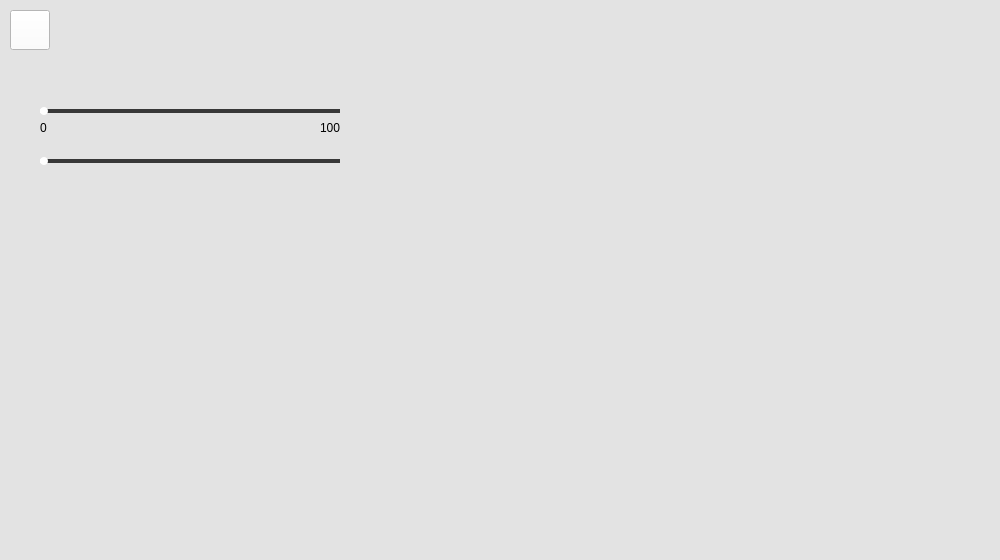
MohanChi/MusicVisualization, file MusicVisualization/src/View/CreateVideos/CreateVideoWindow.ui: the form before one commit.
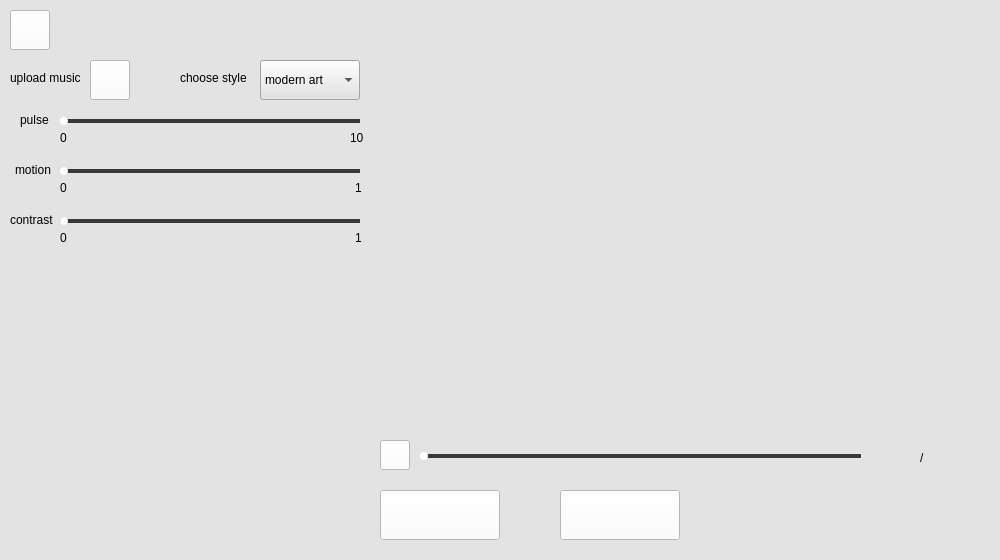
The form after the commit.

The edit to the form file:
```diff
--- a/MusicVisualization/src/View/CreateVideos/CreateVideoWindow.ui
+++ b/MusicVisualization/src/View/CreateVideos/CreateVideoWindow.ui
@@ -52,11 +52,11 @@
     </property>
     <layout class="QVBoxLayout" name="verticalLayout"/>
    </widget>
-   <widget class="QSlider" name="horizontalSlider">
+   <widget class="QSlider" name="hs_pulse_react">
     <property name="geometry">
      <rect>
-      <x>40</x>
-      <y>100</y>
+      <x>60</x>
+      <y>110</y>
       <width>300</width>
       <height>22</height>
      </rect>
@@ -99,8 +99,8 @@
    <widget class="QSlider" name="horizontalSlider_1">
     <property name="geometry">
      <rect>
-      <x>40</x>
-      <y>150</y>
+      <x>60</x>
+      <y>160</y>
       <width>300</width>
       <height>22</height>
      </rect>
@@ -143,8 +143,8 @@
    <widget class="QLabel" name="label">
     <property name="geometry">
      <rect>
-      <x>40</x>
-      <y>120</y>
+      <x>60</x>
+      <y>130</y>
       <width>21</width>
       <height>16</height>
      </rect>
@@ -156,14 +156,345 @@
    <widget class="QLabel" name="label_2">
     <property name="geometry">
      <rect>
-      <x>320</x>
-      <y>120</y>
+      <x>350</x>
+      <y>130</y>
       <width>21</width>
       <height>16</height>
      </rect>
     </property>
     <property name="text">
-     <string>100</string>
+     <string>10</string>
+    </property>
+   </widget>
+   <widget class="QLabel" name="label_3">
+    <property name="geometry">
+     <rect>
+      <x>20</x>
+      <y>112</y>
+      <width>31</width>
+      <height>16</height>
+     </rect>
+    </property>
+    <property name="text">
+     <string>pulse</string>
+    </property>
+   </widget>
+   <widget class="QLabel" name="label_4">
+    <property name="geometry">
+     <rect>
+      <x>15</x>
+      <y>160</y>
+      <width>41</width>
+      <height>20</height>
+     </rect>
+    </property>
+    <property name="text">
+     <string>motion</string>
+    </property>
+   </widget>
+   <widget class="QLabel" name="label_5">
+    <property name="geometry">
+     <rect>
+      <x>60</x>
+      <y>180</y>
+      <width>21</width>
+      <height>16</height>
+     </rect>
+    </property>
+    <property name="text">
+     <string>0</string>
+    </property>
+   </widget>
+   <widget class="QLabel" name="label_6">
+    <property name="geometry">
+     <rect>
+      <x>355</x>
+      <y>180</y>
+      <width>16</width>
+      <height>16</height>
+     </rect>
+    </property>
+    <property name="text">
+     <string>1</string>
+    </property>
+   </widget>
+   <widget class="QSlider" name="hs_contrast_strength">
+    <property name="geometry">
+     <rect>
+      <x>60</x>
+      <y>210</y>
+      <width>300</width>
+      <height>22</height>
+     </rect>
+    </property>
+    <property name="styleSheet">
+     <string notr="true">QSlider::groove:horizontal {
+background:transparent;
+}
+QSlider::handle:horizontal {
+background: rgb(255,255,255);
+width:8px;
+height:8px;
+border-radius:4px;
+margin-top:7px;
+margin-bottom:7px;
+}
+QSlider::sub-page:horizontal {
+background:rgb(255,255,255);
+margin-top:9px;
+margin-bottom:9px;
+}
+QSlider::add-page:horizontal {
+background: rgb(56,56,56);
+margin-top:9px;
+margin-bottom:9px;
+}
+QSlider::handle:horizontal:pressed {
+background: rgb(255,255,255);
+width:8px;
+height:8px;
+border-radius:4px;
+margin-top:7px;
+margin-bottom:7px;
+}</string>
+    </property>
+    <property name="orientation">
+     <enum>Qt::Horizontal</enum>
+    </property>
+   </widget>
+   <widget class="QLabel" name="label_7">
+    <property name="geometry">
+     <rect>
+      <x>10</x>
+      <y>210</y>
+      <width>51</width>
+      <height>20</height>
+     </rect>
+    </property>
+    <property name="text">
+     <string>contrast</string>
+    </property>
+   </widget>
+   <widget class="QLabel" name="label_8">
+    <property name="geometry">
+     <rect>
+      <x>60</x>
+      <y>230</y>
+      <width>21</width>
+      <height>16</height>
+     </rect>
+    </property>
+    <property name="text">
+     <string>0</string>
+    </property>
+   </widget>
+   <widget class="QLabel" name="label_9">
+    <property name="geometry">
+     <rect>
+      <x>355</x>
+      <y>230</y>
+      <width>16</width>
+      <height>16</height>
+     </rect>
+    </property>
+    <property name="text">
+     <string>1</string>
+    </property>
+   </widget>
+   <widget class="QPushButton" name="btn_upload_music">
+    <property name="geometry">
+     <rect>
+      <x>90</x>
+      <y>60</y>
+      <width>40</width>
+      <height>40</height>
+     </rect>
+    </property>
+    <property name="styleSheet">
+     <string notr="true">background-color: rgb(255, 255, 255);</string>
+    </property>
+    <property name="text">
+     <string/>
+    </property>
+   </widget>
+   <widget class="QLabel" name="label_10">
+    <property name="geometry">
+     <rect>
+      <x>10</x>
+      <y>70</y>
+      <width>71</width>
+      <height>16</height>
+     </rect>
+    </property>
+    <property name="text">
+     <string>upload music</string>
+    </property>
+   </widget>
+   <widget class="QComboBox" name="comboBox">
+    <property name="geometry">
+     <rect>
+      <x>260</x>
+      <y>60</y>
+      <width>100</width>
+      <height>40</height>
+     </rect>
+    </property>
+    <item>
+     <property name="text">
+      <string>modern art</string>
+     </property>
+    </item>
+    <item>
+     <property name="text">
+      <string>cat</string>
+     </property>
+    </item>
+   </widget>
+   <widget class="QLabel" name="label_11">
+    <property name="geometry">
+     <rect>
+      <x>180</x>
+      <y>70</y>
+      <width>71</width>
+      <height>16</height>
+     </rect>
+    </property>
+    <property name="text">
+     <string>choose style</string>
+    </property>
+   </widget>
+   <widget class="QPushButton" name="btn_generate">
+    <property name="geometry">
+     <rect>
+      <x>380</x>
+      <y>490</y>
+      <width>120</width>
+      <height>50</height>
+     </rect>
+    </property>
+    <property name="styleSheet">
+     <string notr="true">background-color: rgb(255, 255, 255);</string>
+    </property>
+    <property name="text">
+     <string/>
+    </property>
+   </widget>
+   <widget class="QPushButton" name="btn_completed">
+    <property name="geometry">
+     <rect>
+      <x>560</x>
+      <y>490</y>
+      <width>120</width>
+      <height>50</height>
+     </rect>
+    </property>
+    <property name="styleSheet">
+     <string notr="true">background-color: rgb(255, 255, 255);</string>
+    </property>
+    <property name="text">
+     <string/>
+    </property>
+   </widget>
+   <widget class="QPushButton" name="btn_play">
+    <property name="geometry">
+     <rect>
+      <x>380</x>
+      <y>440</y>
+      <width>30</width>
+      <height>30</height>
+     </rect>
+    </property>
+    <property name="styleSheet">
+     <string notr="true">background-color: rgb(255, 255, 255);</string>
+    </property>
+    <property name="text">
+     <string/>
+    </property>
+   </widget>
+   <widget class="QSlider" name="horizontalSlider">
+    <property name="geometry">
+     <rect>
+      <x>420</x>
+      <y>445</y>
+      <width>441</width>
+      <height>22</height>
+     </rect>
+    </property>
+    <property name="styleSheet">
+     <string notr="true">QSlider::groove:horizontal {
+background:transparent;
+}
+QSlider::handle:horizontal {
+background: rgb(255,255,255);
+width:8px;
+height:8px;
+border-radius:4px;
+margin-top:7px;
+margin-bottom:7px;
+}
+QSlider::sub-page:horizontal {
+background:rgb(255,255,255);
+margin-top:9px;
+margin-bottom:9px;
+}
+QSlider::add-page:horizontal {
+background: rgb(56,56,56);
+margin-top:9px;
+margin-bottom:9px;
+}
+QSlider::handle:horizontal:pressed {
+background: rgb(255,255,255);
+width:8px;
+height:8px;
+border-radius:4px;
+margin-top:7px;
+margin-bottom:7px;
+}</string>
+    </property>
+    <property name="pageStep">
+     <number>1</number>
+    </property>
+    <property name="orientation">
+     <enum>Qt::Horizontal</enum>
+    </property>
+   </widget>
+   <widget class="QLabel" name="label_12">
+    <property name="geometry">
+     <rect>
+      <x>920</x>
+      <y>450</y>
+      <width>8</width>
+      <height>16</height>
+     </rect>
+    </property>
+    <property name="text">
+     <string>/</string>
+    </property>
+   </widget>
+   <widget class="QLabel" name="label_positionTime">
+    <property name="geometry">
+     <rect>
+      <x>870</x>
+      <y>450</y>
+      <width>50</width>
+      <height>16</height>
+     </rect>
+    </property>
+    <property name="text">
+     <string/>
+    </property>
+   </widget>
+   <widget class="QLabel" name="label_totalTime">
+    <property name="geometry">
+     <rect>
+      <x>930</x>
+      <y>450</y>
+      <width>50</width>
+      <height>16</height>
+     </rect>
+    </property>
+    <property name="text">
+     <string/>
     </property>
    </widget>
   </widget>
```
Left out of the diff: 2 changed lines with no effect on the pictures.
